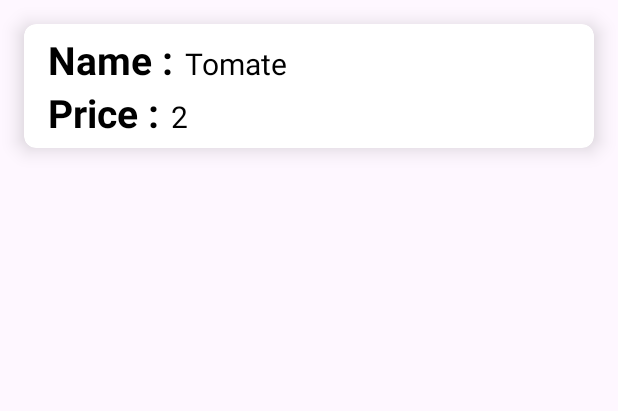
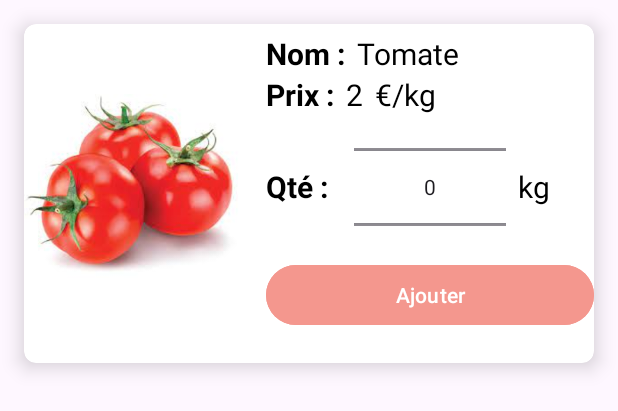
Before and after one commit to AntoniaHounsa/Livraison-Android-, an Android app: the layout item.xml on its own in the app's theme, with its tools: preview values and no code run, on a phone screen of 412 x 824 dp. Shown: the top 411 px of the screen. Run offline under Robolectric (Android 15) with nearby library versions, the phone set to English and light mode, and no system bars.

Commit message:
feat: :sparkles: add pictures to the products liste

```diff
--- a/app/src/main/java/com/example/easydelivery/MyAdapter.java
+++ b/app/src/main/java/com/example/easydelivery/MyAdapter.java
@@ -4,6 +4,8 @@ import android.content.Context;
 import android.view.LayoutInflater;
 import android.view.View;
 import android.view.ViewGroup;
+import android.widget.ImageView;
+import android.widget.NumberPicker;
 import android.widget.TextView;
 
 import androidx.annotation.NonNull;
@@ -36,6 +38,10 @@ public class MyAdapter extends RecyclerView.Adapter<MyAdapter.MyViewHolder> {
         Product product = productArrayList.get(position);
         holder.name.setText(product.getName());
         holder.price.setText(String.valueOf(product.getPrice()));
+
+        // la méthode setImageResource n'accepote que des int, donc je doit d'abord cherhcé l'id de l'image dans le projet
+        int imageResId = context.getResources().getIdentifier(product.getPhoto(), "drawable", context.getPackageName());
+        holder.photo.setImageResource(imageResId);
     }
 
     @Override
@@ -45,11 +51,19 @@ public class MyAdapter extends RecyclerView.Adapter<MyAdapter.MyViewHolder> {
 
     public static class MyViewHolder extends RecyclerView.ViewHolder{
         TextView name, price;
+        ImageView photo;
+        NumberPicker numberPicker;
 
         public MyViewHolder(@NonNull View itemView) {
             super(itemView);
             name = itemView.findViewById(R.id.tvname);
             price = itemView.findViewById(R.id.tvprice);
+            photo = itemView.findViewById(R.id.image);
+
+            numberPicker = (NumberPicker) itemView.findViewById(R.id.numberPicker);
+            numberPicker.setMinValue(0); // valeur minimum
+            numberPicker.setMaxValue(20); // valeur maximum
+            numberPicker.setValue(1); // valeur initiale
         }
     }
 }
--- a/app/src/main/java/com/example/easydelivery/model/Product.java
+++ b/app/src/main/java/com/example/easydelivery/model/Product.java
@@ -3,13 +3,26 @@ package com.example.easydelivery.model;
 public class Product {
     private String name;
     private long price;
+    private String photo;
 
-    public Product(String name, long price) {
+
+    public String getPhoto() {
+        return photo;
+    }
+
+    public void setPhoto(String photo) {
+        this.photo = photo;
+    }
+
+
+
+    public Product() {
+    }
+
+    public Product(String name, long price, String photo) {
         this.name = name;
         this.price = price;
-    }
-
-    public Product() {
+        this.photo = photo;
     }
 
     public String getName() {
--- a/app/src/main/res/layout/activity_after_login.xml
+++ b/app/src/main/res/layout/activity_after_login.xml
@@ -19,6 +19,14 @@ tools:context=".AfterLogin">
         android:layout_height="match_parent"
         tools:context=".AfterLogin">
 
+        <TextView
+            android:layout_width="match_parent"
+            android:layout_height="wrap_content"
+            android:text="Liste des produits"
+            android:textColor="@color/black"
+            android:textSize="40sp"
+            android:textStyle="bold"/>
+
         <androidx.recyclerview.widget.RecyclerView
             android:id="@+id/recyclerView"
             android:layout_width="match_parent"
--- a/app/src/main/res/layout/item.xml
+++ b/app/src/main/res/layout/item.xml
@@ -8,10 +8,25 @@
     android:layout_margin="16dp">
 
     <LinearLayout
-        android:layout_width="wrap_content"
+        android:layout_width="match_parent"
+        android:layout_height="226dp"
+        android:orientation="horizontal">
+
+        <!-- Image Section -->
+        <ImageView
+            android:id="@+id/image"
+            android:layout_width="0dp"
+            android:layout_height="216dp"
+            android:layout_weight="2"
+            android:src="@drawable/tomate" />
+
+        <!-- Text Section -->
+        <LinearLayout
+            android:layout_width="0dp"
             android:layout_height="wrap_content"
+            android:layout_marginVertical="6dp"
             android:layout_marginStart="16dp"
-        android:layout_marginVertical="6dp"
+            android:layout_weight="3"
             android:orientation="vertical">
 
             <LinearLayout
@@ -19,45 +34,104 @@
                 android:layout_height="wrap_content"
                 android:layout_gravity="center_vertical"
                 android:orientation="horizontal">
+
                 <TextView
                     android:layout_width="wrap_content"
                     android:layout_height="wrap_content"
-                android:text="Name :"
+                    android:text="Nom :"
                     android:textColor="@color/black"
-                android:textSize="26sp"
-                android:textStyle="bold"/>
+                    android:textSize="20sp"
+                    android:textStyle="bold" />
+
                 <TextView
+                    android:id="@+id/tvname"
                     android:layout_width="wrap_content"
                     android:layout_height="wrap_content"
-                android:id="@+id/tvname"
                     android:layout_marginStart="8dp"
                     android:text="Tomate"
                     android:textColor="@color/black"
-                android:textSize="20sp"/>
+                    android:textSize="20sp" />
             </LinearLayout>
+
             <LinearLayout
                 android:layout_width="wrap_content"
                 android:layout_height="wrap_content"
                 android:layout_gravity="center_vertical"
                 android:orientation="horizontal">
+
                 <TextView
                     android:layout_width="wrap_content"
                     android:layout_height="wrap_content"
-                android:text="Price :"
+                    android:text="Prix :"
                     android:textColor="@color/black"
-                android:textSize="26sp"
-                android:textStyle="bold"/>
+                    android:textSize="20sp"
+                    android:textStyle="bold" />
+
+                <TextView
+                    android:id="@+id/tvprice"
+                    android:layout_width="wrap_content"
+                    android:layout_height="wrap_content"
+                    android:layout_marginStart="8dp"
+                    android:text="2"
+                    android:textColor="@color/black"
+                    android:textSize="20sp" />
+
                 <TextView
                     android:layout_width="wrap_content"
                     android:layout_height="wrap_content"
-                android:id="@+id/tvprice"
                     android:layout_marginStart="8dp"
-                android:text="2"
+                    android:text="@string/kg"
                     android:textColor="@color/black"
-                android:textSize="20sp"/>
+                    android:textSize="20sp" />
             </LinearLayout>
+
+            <LinearLayout
+                android:layout_width="match_parent"
+                android:layout_height="wrap_content"
+                android:gravity="center_vertical"
+                android:orientation="horizontal"> <!-- Ajout de gravity pour centrer verticalement -->
+
+                <TextView
+                    android:layout_width="0dp"
+                    android:layout_height="wrap_content"
+                    android:text="Qté :"
+                    android:textColor="@color/black"
+                    android:textSize="20sp"
+                    android:textStyle="bold"
+                    android:layout_weight="1"/>
+
+                <!-- Utilisation de layout_weight pour que le NumberPicker prenne l'espace nécessaire -->
+
+                <NumberPicker
+                    android:id="@+id/numberPicker"
+                    android:layout_width="0dp"
+                    android:layout_height="96dp"
+                    android:layout_marginStart="8dp"
+                    android:layout_marginEnd="8dp"
+                    android:layout_weight="2" />
+
+                <TextView
+                    android:layout_width="0dp"
+                    android:layout_height="wrap_content"
+                    android:text="kg"
+                    android:textColor="@color/black"
+                    android:textSize="20sp"
+                    android:layout_weight="1"/>
+            </LinearLayout>
+            <Button
+                android:layout_width="match_parent"
+                android:layout_height="wrap_content"
+                android:text="Ajouter"
+                android:backgroundTint="#F4978E" />
+
 
 
         </LinearLayout>
 
+    </LinearLayout>
+
+
+
+
+
 </androidx.cardview.widget.CardView>
--- a/app/src/main/res/values/strings.xml
+++ b/app/src/main/res/values/strings.xml
@@ -12,4 +12,5 @@
     <string name="mon_profil">Mon profil</string>
     <string name="enregistrer_les_modifications">Enregistrer les modifications</string>
     <string name="nouveau_mot_de_passe">Nouveau mot de passe</string>
+    <string name="kg">€/kg</string>
 </resources>
```
Also changed, not shown: app/src/main/res/drawable/oignon.jpg (added), app/src/main/res/drawable/piment.jpg (added), app/src/main/res/drawable/tomate.jpg (added). Lines whose indentation alone changed are shown as unchanged.
